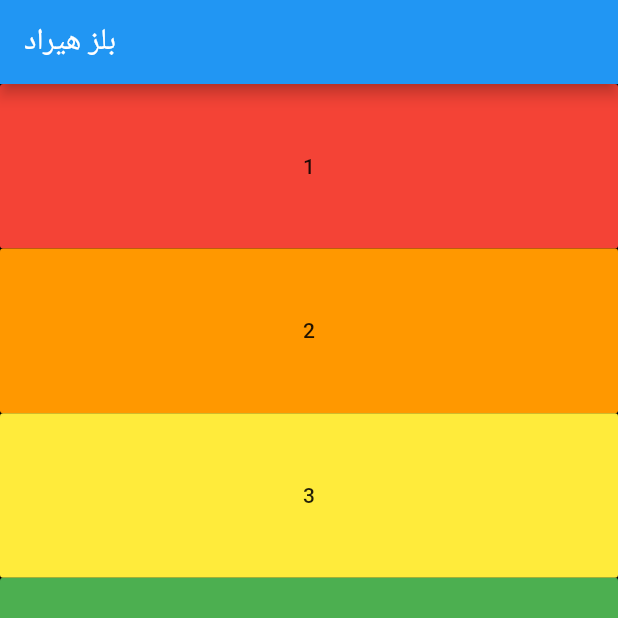
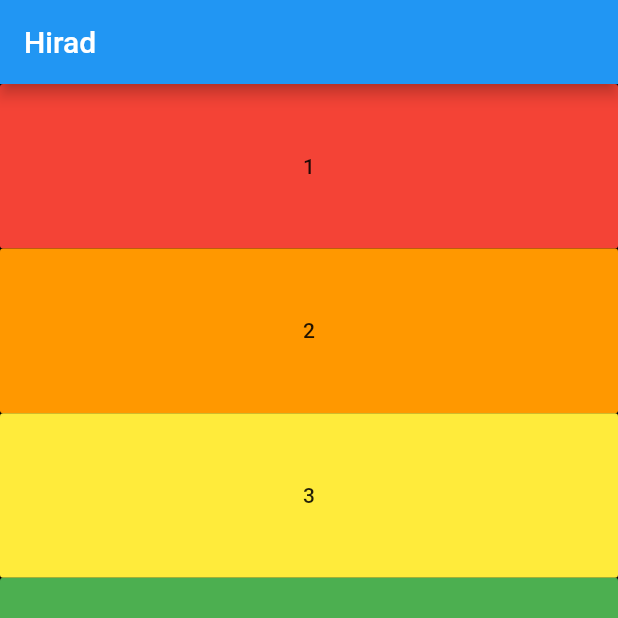
Before and after one commit to EsmaeiliSina/Hirad, a Flutter app: the screen it shows after launch, on a phone screen of 412 x 824 dp, the top half of it. Run offline on Flutter 3.47's test engine with Material 2 defaults, Android fonts, the phone set to English and light mode, and no system bars; our stand-ins replace audioplayers.

Commit message:
change appbar title

```diff
--- a/lib/main.dart
+++ b/lib/main.dart
@@ -42,9 +42,7 @@ class MyApp extends StatelessWidget {
             ],
           ),
           appBar: AppBar(
-            title: Text(
-              "بلز هیراد",
-            ),
+            title: Text("Hirad"),
           ),
         ),
       ),
```
